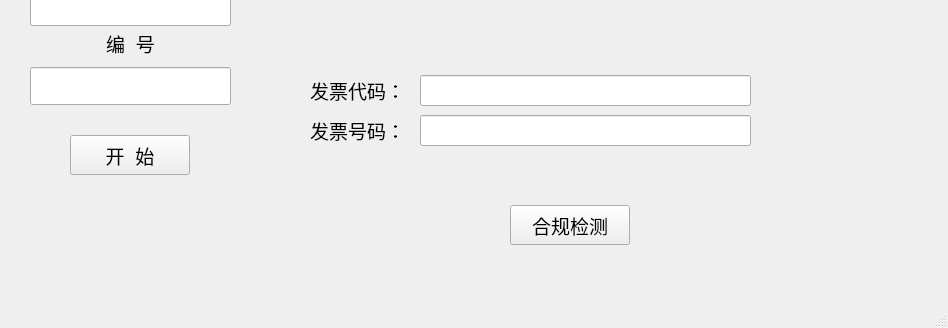
First picture: the form in mainwindow.ui, repository czhc001/Qt-Project-FAPIAO, before the edit; both pictures show x 0 to 948 and y 345 to 673 of the 948 by 673 pixel window.
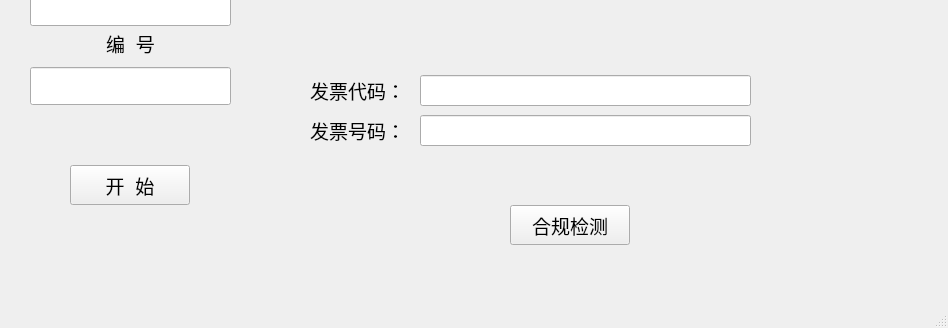
Second picture: the form after the edit. Icons and pictures are not drawn.

Commit message: ui修改

Diff of the .ui file:
```diff
--- a/mainwindow.ui
+++ b/mainwindow.ui
@@ -110,7 +110,7 @@
     <property name="geometry">
      <rect>
       <x>70</x>
-      <y>480</y>
+      <y>510</y>
       <width>120</width>
       <height>40</height>
      </rect>
@@ -339,7 +339,7 @@
    <widget class="QLabel" name="label_result">
     <property name="geometry">
      <rect>
-      <x>520</x>
+      <x>420</x>
       <y>500</y>
       <width>331</width>
       <height>31</height>
@@ -350,6 +350,9 @@
       <pointsize>14</pointsize>
      </font>
     </property>
+    <property name="styleSheet">
+     <string notr="true">color: rgb(255, 0, 0);</string>
+    </property>
     <property name="text">
      <string/>
     </property>
@@ -357,12 +360,20 @@
    <widget class="QLabel" name="label_hint">
     <property name="geometry">
      <rect>
-      <x>100</x>
-      <y>460</y>
-      <width>63</width>
-      <height>13</height>
+      <x>30</x>
+      <y>465</y>
+      <width>200</width>
+      <height>31</height>
      </rect>
     </property>
+    <property name="font">
+     <font>
+      <pointsize>14</pointsize>
+     </font>
+    </property>
+    <property name="styleSheet">
+     <string notr="true">color: rgb(255, 0, 0);</string>
+    </property>
     <property name="text">
      <string/>
     </property>
```
